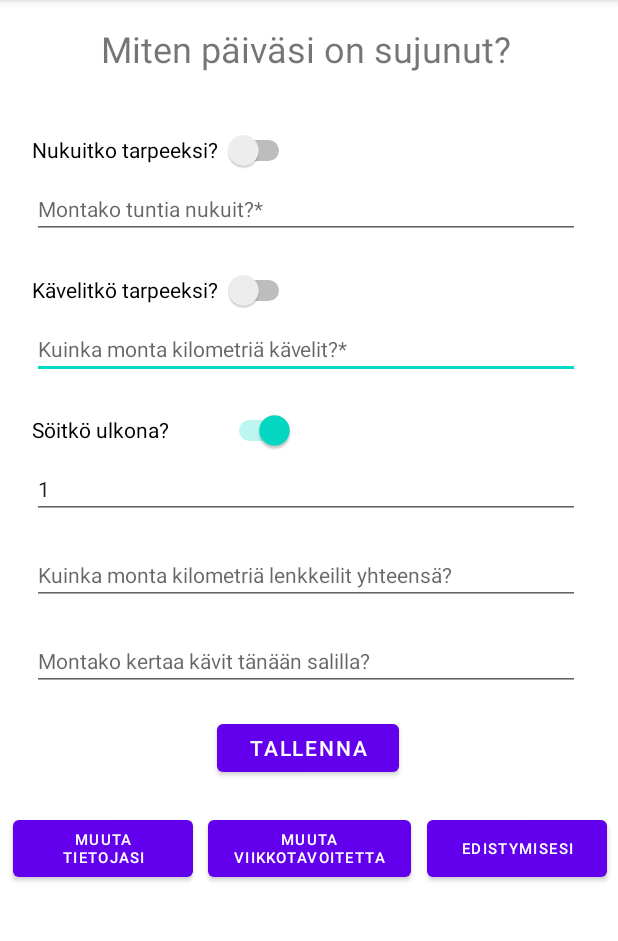
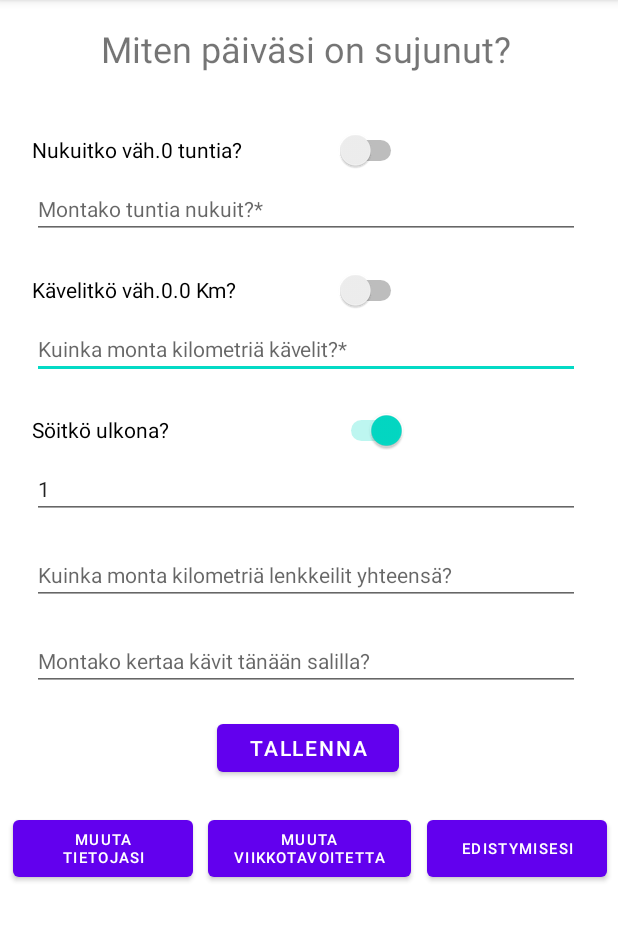
Before and after one commit to helmarhelle/MobTsProjekti, an Android app: the LomakeActivity screen opened directly, with no data from a screen before it, after a tap on "Söitkö ulkona?", on a phone screen of 412 x 824 dp, the part 84-1025 px from its top. Run offline under Robolectric (Android 15) with nearby library versions, the phone set to English and light mode, and no system bars; 2 statements that could not run were skipped.

Commit message:
1. Kommentointi LomakeActivity:lle ja MainActivity:lle.
2. Pientä bugikorjausta.

```diff
--- a/app/src/main/java/fi/helmarhelle/mobtsprojekti/Aloitusnaytto.java
+++ b/app/src/main/java/fi/helmarhelle/mobtsprojekti/Aloitusnaytto.java
@@ -19,6 +19,6 @@ public class Aloitusnaytto extends AppCompatActivity {
                 startActivity(x);
                 finish();
             }
-        }, 2500);
+        }, 750);
     }
 }
--- a/app/src/main/java/fi/helmarhelle/mobtsprojekti/LomakeActivity.java
+++ b/app/src/main/java/fi/helmarhelle/mobtsprojekti/LomakeActivity.java
@@ -11,6 +11,11 @@ import android.widget.Switch;
 import android.widget.TextView;
 import android.widget.Toast;
 
+/**
+ * @author Reima
+ * @since 15.12.2021 <p>Toimii visuaalisena main-Aktiviteettina josta paasee kaikkiin muihin visuaalisiin aktiviteetteihin nappia painamalla.</p>
+ * <p></p>
+ */
 public class LomakeActivity extends AppCompatActivity {
 
     Switch uniSwitch, liikuntaSwitch, syontiSwitch;
@@ -19,7 +24,12 @@ public class LomakeActivity extends AppCompatActivity {
     Button tallennusButton, edistymisButton, viikkotavoiteButton, tietojenmuutosButton;
     Viikkotavoitetietokanta viikkotavoitetietokanta;
     Paivalomaketietokanta paivalomaketietokanta;
-
+    /**
+     * <p>Oncreate-metodissa se niin kutsuttu magia tapahtuu. Ensin aktiviteetin nakymat haetaan layoutista ja kartoitetaan.</p>
+     * <p>Sitten asetetaan kuuntelija tallennusnapille, jota painettaessa aktiviteetin nakymiin kirjatuista tiedoista luodaan paivalomake-olio ja tallennetaan se paivalomaketietokantaan.</p>
+     * <p>Jos tietojen tallennus onnistui, estetaan kayttajalta lomakkeen enempi muokkaus. Taman jalkeen kayttaja voi ainoastaan siirtya napeilla muihin aktiviteetteihin.</p>
+     * @param savedInstanceState    Aktiviteetille intentin antama tietokasa.
+     */
     @Override
     protected void onCreate(Bundle savedInstanceState) {
         super.onCreate(savedInstanceState);
@@ -50,17 +60,11 @@ public class LomakeActivity extends AppCompatActivity {
         float minimiLiikunta = (float) viikkotavoitetietokanta.haeTamanViikonLiikuntaTavoite()/7;
 //-------------------------Onclick listenerit-------------------------------------------------------
         //Jos Switchit checkataan, asetetaan lomakkeisiin ne arvot, jotka tultaisiin tallentamaan tietokantaankin.
-        syontiSwitch.setOnClickListener(v -> {
-            uniTeksti.setText("" + viikonUniTavoite);
-        });
+        uniSwitch.setOnClickListener(v -> uniTeksti.setText("" + viikonUniTavoite));
 
-        liikuntaSwitch.setOnClickListener(v -> {
-            liikuntaTeksti.setText("" + minimiLiikunta);
-        });
+        liikuntaSwitch.setOnClickListener(v -> liikuntaTeksti.setText("" + minimiLiikunta));
 
-        syontiSwitch.setOnClickListener(v -> {
-            syontiTeksti.setText(""+ 1);
-        });
+        syontiSwitch.setOnClickListener(v -> syontiTeksti.setText(""+ 1));
 
         //Lomakkeen tallennuskuuntelija
         tallennusButton.setOnClickListener(v -> {
@@ -119,7 +123,7 @@ public class LomakeActivity extends AppCompatActivity {
                     tallennusButton.setEnabled(false);
                 }
             } else {
-                Toast.makeText(LomakeActivity.this, "Tietoja ei tallennettu. Jos sinulla on viikolle lenkki- tai salitavoite, aseta lomakkeisiin numero.", Toast.LENGTH_SHORT).show();
+                Toast.makeText(LomakeActivity.this, "Tietoja ei tallennettu. Jos sinulla on viikolle lenkki- tai salitavoite, aseta lomakkeisiin numero.", Toast.LENGTH_LONG).show();
             }
         });
 
@@ -143,11 +147,13 @@ public class LomakeActivity extends AppCompatActivity {
     }
 //-------------------------/Onclick listenerit-------------------------------------------------------
     /**
-     * Aina lomakeaktiviteetin jatkuessa tarkistetaan onko tiedot syotetty talle paivalle. Jos on, lomaketta ei voi muokata.
+     * <p>Aina lomakeaktiviteetin jatkuessa tarkistetaan onko tiedot syotetty talle paivalle. Jos on, lomaketta ei voi muokata.</p>
+     * <p>Haetaan samalla myos viikkotavoitetietokannasta oikeat arvot switchien teksteihin.</p>
      */
     @Override
     protected void onResume() {
         super.onResume();
+        //Lomakkeen muokkauksen esto
         if (paivalomaketietokanta.onkoLomakettaTallePaivalle()) {
             otsikko.setText(R.string.lomake_otsikko_tayttetty);
             uniSwitch.setEnabled(false);
@@ -171,5 +177,11 @@ public class LomakeActivity extends AppCompatActivity {
             saliTeksti.setEnabled(true);
             tallennusButton.setEnabled(true);
         }
+        //Switchien tekstit
+        int viikonUniTavoite = viikkotavoitetietokanta.haeTamanViikonUniTavoite();
+        uniSwitch.setText("Nukuitko väh." + viikonUniTavoite + " tuntia?");
+
+        float paivanLiikuntaTavoite = (float) viikkotavoitetietokanta.haeTamanViikonLiikuntaTavoite() / 7;
+        liikuntaSwitch.setText("Kävelitkö väh." + paivanLiikuntaTavoite + " Km?");
     }
 }
--- a/app/src/main/res/layout/activity_lomake.xml
+++ b/app/src/main/res/layout/activity_lomake.xml
@@ -22,7 +22,7 @@
 
     <Switch
         android:id="@+id/syontiSwitch"
-        android:layout_width="175dp"
+        android:layout_width="250dp"
         android:layout_height="28dp"
         android:layout_marginTop="20dp"
         android:text="@string/lomake_syonti_switch"
@@ -73,7 +73,7 @@
 
     <Switch
         android:id="@+id/liikuntaSwitch"
-        android:layout_width="175dp"
+        android:layout_width="250dp"
         android:layout_height="28dp"
         android:layout_marginTop="20dp"
         android:text="@string/lomake_liikunta_switch"
@@ -148,7 +148,7 @@
 
     <Switch
         android:id="@+id/uniSwitch"
-        android:layout_width="175dp"
+        android:layout_width="250dp"
         android:layout_height="28dp"
         android:layout_marginTop="24dp"
         android:text="@string/lomake_uni_switch"
```
Also changed, not shown: app/src/main/java/fi/helmarhelle/mobtsprojekti/MainActivity.java (+14 -1 lines).
